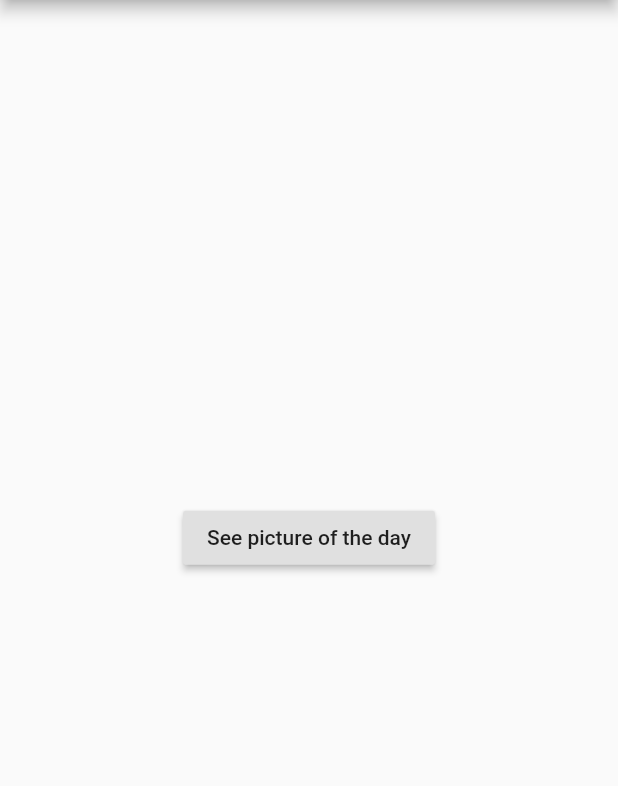
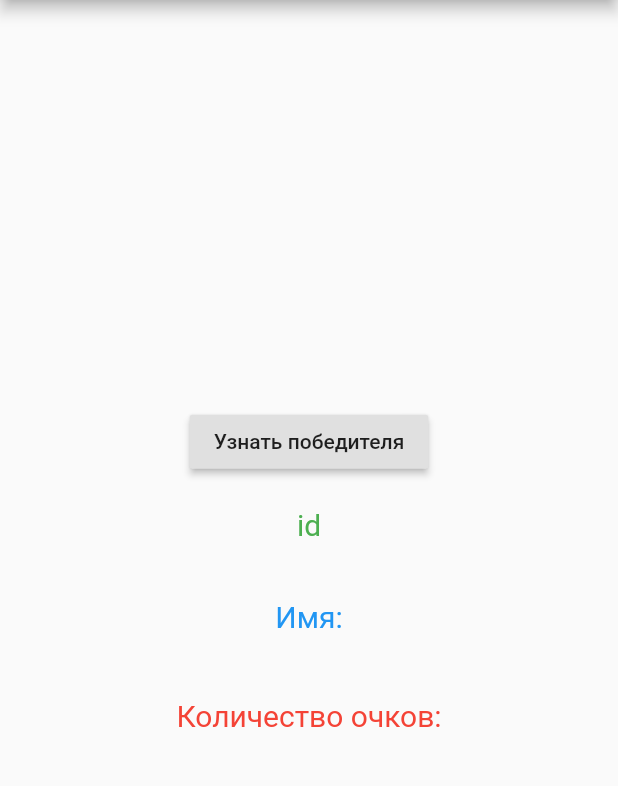
Before and after one commit to k1bernet1k/Practic, a Flutter app: the screen it shows after launch, on a phone screen of 412 x 824 dp, the part 84-870 px from its top. Run offline on Flutter 3.47's test engine with Material 2 defaults, Android fonts, the phone set to English and light mode, and no system bars; our stand-ins replace string_scanner; accounts and stored records are empty.

Commit message:
Add files via upload

```diff
--- a/flutter_app/lib/main.dart
+++ b/flutter_app/lib/main.dart
@@ -3,20 +3,18 @@ import 'package:http/http.dart' as http;
 import 'show_code.dart';
 import 'dart:convert';
 
-class PictureInfo {
-  final String date;
-  final String title;
-  final String url;
-  final String description;
+class User {
+  final String id;
+  final String name;
+  final String score;
 
-  PictureInfo({this.date, this.title, this.url, this.description});
+  User({this.id, this.name, this.score});
 
-  factory PictureInfo.fromJson(Map<String, dynamic> json) {
-    return PictureInfo(
-      date: json['date'],
-      title: json['title'],
-      url: json['url'],
-      description: json['explanation'],
+  factory User.fromJson(Map<String, dynamic> json) {
+    return User(
+        id: json['id'],
+        name: json['name'],
+        score: json['score'].toString(),
     );
   }
 }
@@ -32,7 +30,9 @@ class TestHttp extends StatefulWidget {
 
 class TestHttpState extends State<TestHttp> {
   String _url;
-  PictureInfo _pictureInfo;
+  User _user;
+
+
 
   @override
   void initState() {
@@ -43,15 +43,14 @@ class TestHttpState extends State<TestHttp> {
   _sendRequestGet() {
     //update form data
     http.get(_url).then((response) {
-      _pictureInfo = PictureInfo.fromJson(json.decode(response.body));
+      _user = User.fromJson(json.decode(response.body));
 
       setState(() {}); //reBuildWidget
     }).catchError((error) {
-      _pictureInfo = PictureInfo(
-        date: '',
-        title: error.toString(),
-        url: '',
-        description: '',
+      _user = User(
+        id: '',
+        name: '',
+        score: '',
       );
 
       setState(() {}); //reBuildWidget
@@ -65,38 +64,41 @@ class TestHttpState extends State<TestHttp> {
               children: <Widget>[
                 SizedBox(height: 20),
                 RaisedButton(
-                    child: Text('See picture of the day'), onPressed: _sendRequestGet),
+                    child: Text('Узнать победителя'), onPressed: _sendRequestGet),
                 SizedBox(height: 20),
-                Text(_pictureInfo == null ? '' : _pictureInfo.date,
-                    style: TextStyle(fontSize: 15, color: Colors.green)),
-                SizedBox(height: 10),
-                Text(_pictureInfo == null ? '' : _pictureInfo.url,
+                Text('id', style: TextStyle(fontSize: 20.0,color: Colors.green)),
+                Text(_user == null ? '' : _user.id,
+                   style: TextStyle(fontSize: 15, color: Colors.green)),
+                SizedBox(height: 20),
+                Text('Имя:', style: TextStyle(fontSize: 20.0,color: Colors.blue)),
+                Text(_user == null ? '' : _user.name,
                     style: TextStyle(fontSize: 20, color: Colors.blue)),
+                SizedBox(height: 20),
+                Text('Количество очков:', style: TextStyle(fontSize: 20.0,color: Colors.red)),
+                Text(_user == null ? '' : _user.score.toString(),
+                    style: TextStyle(fontSize: 25, color: Colors.red)),
               ],
             )));
   } //build
 } //TestHttpState
-
 class MyApp extends StatelessWidget {
   @override
   Widget build(BuildContext context) {
     return Scaffold(
         appBar: AppBar(
           title: Text('Test HTTP API'),
-          actions: <Widget>[
-            IconButton(
-                icon: Icon(Icons.code),
-                tooltip: 'Code',
-                onPressed: () {
-                  Navigator.push(context,
-                      MaterialPageRoute(builder: (context) => CodeScreen()));
-                })
-          ],
+          actions: <Widget>[IconButton(icon: Icon(Icons.code), tooltip: 'Code', onPressed: (){
+            Navigator.push(context, MaterialPageRoute(builder: (context) => CodeScreen()));
+          })],
         ),
-        body: TestHttp(
-            url: 'https://raw.githubusercontent.com/PoojaB26/ParsingJSON-Flutter/master/assets/student.json'));
+        body: TestHttp(url: 'https://raw.githubusercontent.com/PoojaB26/ParsingJSON-Flutter/master/assets/student.json')
+    );
   }
 }
 
-void main() =>
-    runApp(MaterialApp(debugShowCheckedModeBanner: false, home: MyApp()));
+void main() => runApp(
+    MaterialApp(
+        debugShowCheckedModeBanner: false,
+        home: MyApp()
+    )
+);
```
